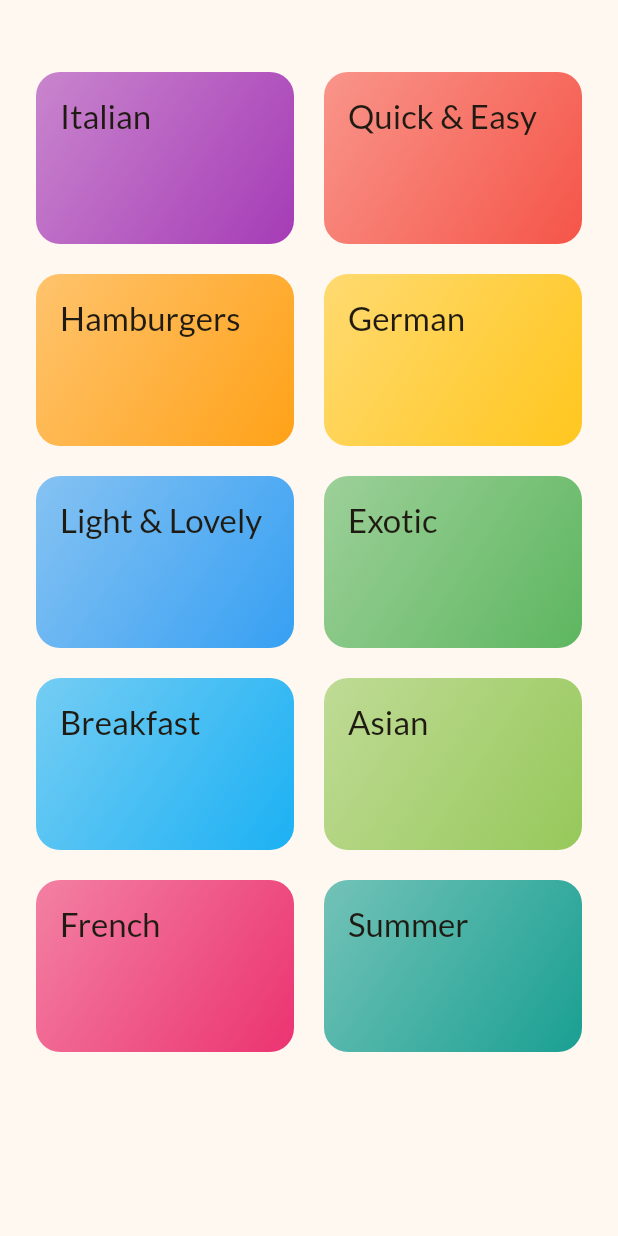
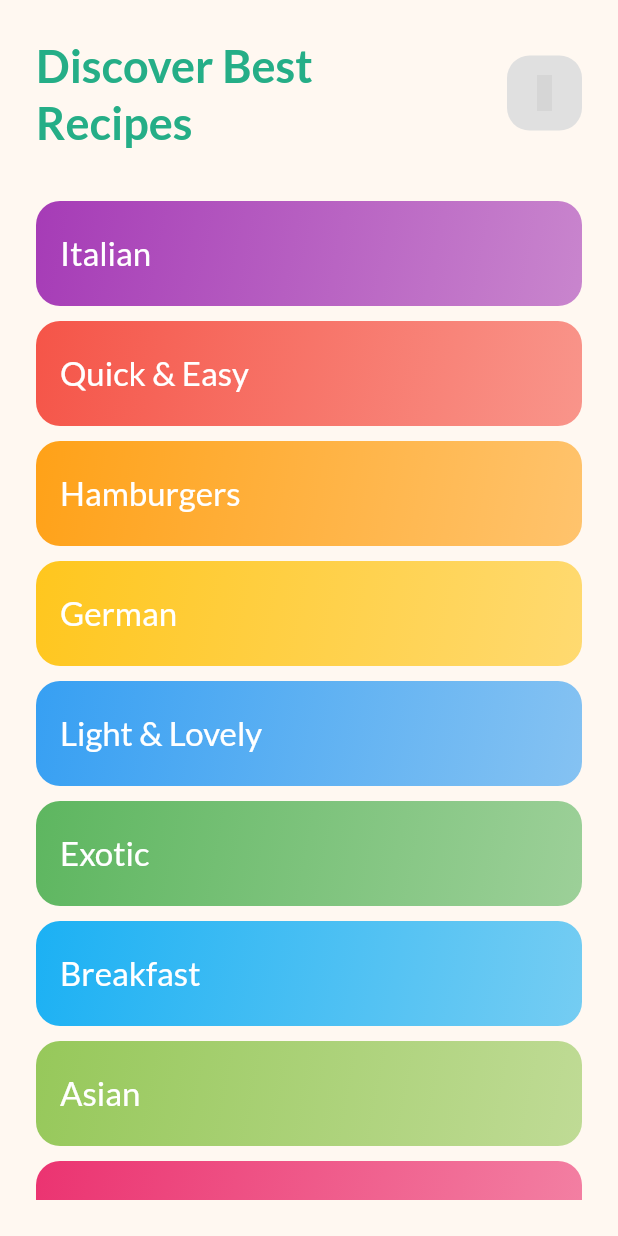
Before and after one commit to muhammed-suhaid/Meal-Mate, a Flutter app: the CategoriesScreen widget shown alone on an empty page, opened directly with empty values, on a phone screen of 412 x 824 dp. Run offline on Flutter 3.47's test engine with Material 3 defaults, Android fonts, the phone set to English and light mode, and no system bars; our stand-ins replace flutter_riverpod, google_fonts, iconsax, transparent_image; network calls fail; grey boxes are pictures that could not be loaded.

Commit message:
connected categories page to the tab

```diff
--- a/lib/screens/categories.dart
+++ /dev/null
@@ -1,98 +0,0 @@
-import 'package:flutter/material.dart';
-import 'package:meal_mate/data/dummy_data.dart';
-import 'package:meal_mate/models/category.dart';
-import 'package:meal_mate/models/meal.dart';
-import 'package:meal_mate/screens/meals.dart';
-import 'package:meal_mate/widgets/category_grid_item.dart';
-
-class CategoriesScreen extends StatefulWidget {
-  const CategoriesScreen({
-    super.key,
-    required this.availableMeals,
-  });
-  final List<Meal> availableMeals;
-
-  @override
-  State<CategoriesScreen> createState() => _CategoriesScreenState();
-}
-
-class _CategoriesScreenState extends State<CategoriesScreen>
-    with SingleTickerProviderStateMixin {
-  late AnimationController _animationController;
-
-  @override
-  void initState() {
-    super.initState();
-    _animationController = AnimationController(
-      vsync: this,
-      duration: const Duration(milliseconds: 300),
-      lowerBound: 0,
-      upperBound: 1,
-    );
-    _animationController.forward();
-  }
-
-  @override
-  void dispose() {
-    _animationController.dispose();
-    super.dispose();
-  }
-
-  void _selectcategory(BuildContext context, Category category) {
-    final filteredMeals = widget.availableMeals
-        .where((meal) => meal.categories.contains(category.id))
-        .toList();
-    Navigator.push(
-      context,
-      MaterialPageRoute(
-        builder: (context) => MealsScreen(
-          title: category.title,
-          meals: filteredMeals,
-        ),
-      ),
-    );
-  }
-
-  @override
-  Widget build(BuildContext context) {
-    return Padding(
-      padding: EdgeInsets.only(
-        top: MediaQuery.of(context).padding.top + 24,
-        bottom: MediaQuery.of(context).padding.bottom + 24,
-      ),
-      child: AnimatedBuilder(
-        animation: _animationController,
-        child: GridView(
-          padding: const EdgeInsets.all(24),
-          gridDelegate: const SliverGridDelegateWithFixedCrossAxisCount(
-            crossAxisCount: 2,
-            childAspectRatio: 3 / 2,
-            crossAxisSpacing: 20,
-            mainAxisSpacing: 20,
-          ),
-          children: [
-            for (final category in availableCategories)
-              CategoryGridItem(
-                category: category,
-                onSelectCategory: () {
-                  _selectcategory(context, category);
-                },
-              )
-          ],
-        ),
-        builder: (context, child) => SlideTransition(
-          position: Tween(
-            begin: const Offset(0, 0.3),
-            end: const Offset(0, 0),
-          ).animate(
-            CurvedAnimation(
-              parent: _animationController,
-              curve: Curves.easeInOut,
-            ),
-          ),
-          child: child,
-        ),
-      ),
-    );
-  }
-}
--- a/lib/screens/home_screen/widgets/home_appbar.dart
+++ b/lib/screens/home_screen/widgets/home_appbar.dart
@@ -40,7 +40,7 @@ class HomeAppbar extends StatelessWidget {
         ),
         const SizedBox(height: 10),
 
-        HomeSearchBar()
+        const HomeSearchBar(),
       ],
     );
   }
--- /dev/null
+++ b/lib/screens/meals_screen/categories.dart
@@ -0,0 +1,129 @@
+import 'package:flutter/material.dart';
+import 'package:iconsax/iconsax.dart';
+import 'package:meal_mate/data/dummy_data.dart';
+import 'package:meal_mate/models/category.dart';
+import 'package:meal_mate/models/meal.dart';
+import 'package:meal_mate/screens/meals.dart';
+import 'package:meal_mate/screens/meals_screen/widgets/category_list_item.dart';
+
+class CategoriesScreen extends StatefulWidget {
+  const CategoriesScreen({
+    super.key,
+    required this.availableMeals,
+  });
+  final List<Meal> availableMeals;
+
+  @override
+  State<CategoriesScreen> createState() => _CategoriesScreenState();
+}
+
+class _CategoriesScreenState extends State<CategoriesScreen>
+    with SingleTickerProviderStateMixin {
+  late AnimationController _animationController;
+
+  @override
+  void initState() {
+    super.initState();
+    _animationController = AnimationController(
+      vsync: this,
+      duration: const Duration(milliseconds: 300),
+      lowerBound: 0,
+      upperBound: 1,
+    );
+    _animationController.forward();
+  }
+
+  @override
+  void dispose() {
+    _animationController.dispose();
+    super.dispose();
+  }
+
+  void _selectcategory(BuildContext context, Category category) {
+    final filteredMeals = widget.availableMeals
+        .where((meal) => meal.categories.contains(category.id))
+        .toList();
+    Navigator.push(
+      context,
+      MaterialPageRoute(
+        builder: (context) => MealsScreen(
+          title: category.title,
+          meals: filteredMeals,
+        ),
+      ),
+    );
+  }
+
+  @override
+  Widget build(BuildContext context) {
+    return Padding(
+      padding: EdgeInsets.only(
+        top: MediaQuery.of(context).padding.top + 24,
+        bottom: MediaQuery.of(context).padding.bottom + 24,
+      ),
+      child: SingleChildScrollView(
+        physics: const BouncingScrollPhysics(),
+        child: Column(
+          children: [
+            Padding(
+              padding: const EdgeInsets.symmetric(horizontal: 24),
+              child: Row(
+                children: [
+                  Text(
+                    "Discover Best \nRecipes",
+                    style: Theme.of(context).textTheme.titleLarge!.copyWith(
+                          fontSize: 30,
+                          fontWeight: FontWeight.bold,
+                          color: const Color.fromRGBO(37, 174, 135, 1),
+                        ),
+                  ),
+                  const Spacer(),
+                  IconButton(
+                    onPressed: () {},
+                    icon: const Icon(Iconsax.setting_5),
+                    style: IconButton.styleFrom(
+                      shape: RoundedRectangleBorder(
+                        borderRadius: BorderRadius.circular(15),
+                      ),
+                      backgroundColor: Colors.grey[300],
+                      fixedSize: const Size(50, 50),
+                    ),
+                  ),
+                ],
+              ),
+            ),
+            AnimatedBuilder(
+              animation: _animationController,
+              child: ListView(
+                shrinkWrap: true,
+                physics: const NeverScrollableScrollPhysics(),
+                padding: const EdgeInsets.all(24),
+                children: [
+                  for (final category in availableCategories)
+                    CategoryListItem(
+                      category: category,
+                      onSelectCategory: () {
+                        _selectcategory(context, category);
+                      },
+                    )
+                ],
+              ),
+              builder: (context, child) => SlideTransition(
+                position: Tween(
+                  begin: const Offset(0, 0.3),
+                  end: const Offset(0, 0),
+                ).animate(
+                  CurvedAnimation(
+                    parent: _animationController,
+                    curve: Curves.easeInOut,
+                  ),
+                ),
+                child: child,
+              ),
+            ),
+          ],
+        ),
+      ),
+    );
+  }
+}
--- /dev/null
+++ b/lib/screens/meals_screen/widgets/category_list_item.dart
@@ -0,0 +1,49 @@
+import 'package:flutter/material.dart';
+import 'package:meal_mate/models/category.dart';
+
+class CategoryListItem extends StatelessWidget {
+  const CategoryListItem({
+    super.key,
+    required this.category,
+    required this.onSelectCategory,
+  });
+
+  final Category category;
+  final void Function() onSelectCategory;
+
+  @override
+  Widget build(BuildContext context) {
+    return InkWell(
+      onTap: onSelectCategory,
+      splashColor: Theme.of(context).primaryColor,
+      borderRadius: BorderRadius.circular(16),
+      child: Container(
+        height: 70,
+        margin: const EdgeInsets.only(top: 10),
+        padding: const EdgeInsets.all(16),
+        decoration: BoxDecoration(
+          borderRadius: BorderRadius.circular(16),
+          gradient: LinearGradient(
+            colors: [
+              category.color.withOpacity(0.9),
+              category.color.withOpacity(0.55),
+            ],
+            begin: Alignment.topLeft,
+            end: Alignment.bottomRight,
+          ),
+        ),
+        child: Row(
+          children: [
+            Text(
+              category.title,
+              style: Theme.of(context).textTheme.titleLarge!.copyWith(
+                    color: Colors.white,
+                  ),
+            ),
+            const Spacer(),
+          ],
+        ),
+      ),
+    );
+  }
+}
--- a/lib/screens/tabs.dart
+++ b/lib/screens/tabs.dart
@@ -3,7 +3,7 @@ import 'package:flutter_riverpod/flutter_riverpod.dart';
 import 'package:iconsax/iconsax.dart';
 import 'package:meal_mate/providers/favourites_provider.dart';
 import 'package:meal_mate/providers/filters_provider.dart';
-import 'package:meal_mate/screens/categories.dart';
+import 'package:meal_mate/screens/meals_screen/categories.dart';
 import 'package:meal_mate/screens/filters.dart';
 import 'package:meal_mate/screens/home_screen/home_screen.dart';
 import 'package:meal_mate/screens/meals.dart';
```
